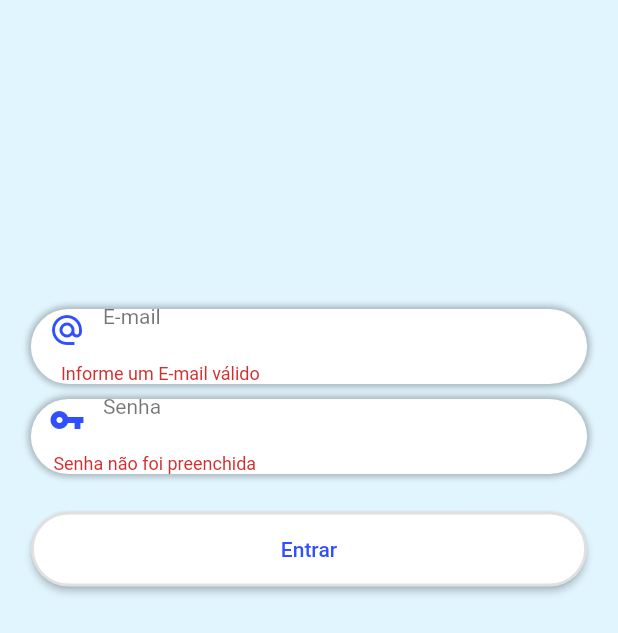
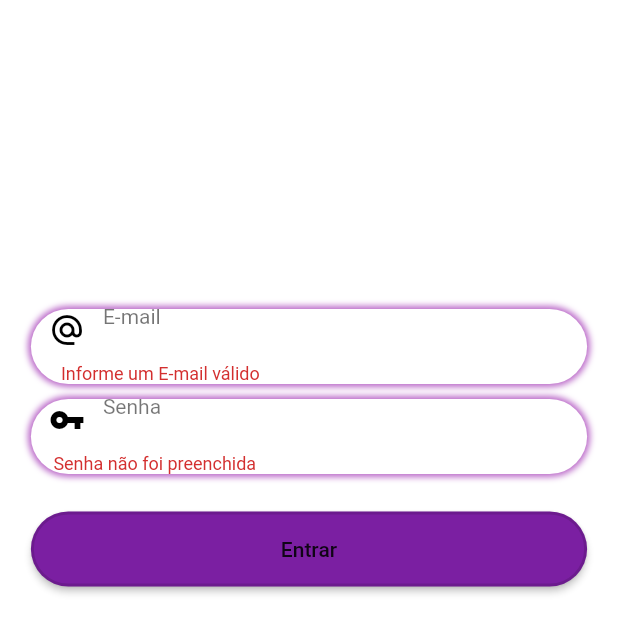
Before and after one commit to GeSalla27/basetraining, a Flutter app: the screen it shows after launch, after a tap on "Entrar", on a phone screen of 412 x 824 dp. Shown: the top 633 px of the screen. Run offline on Flutter 3.47's test engine with Material 2 defaults, Android fonts, the phone set to English and light mode, and no system bars; our stand-ins replace cloud_firestore, firebase_auth, firebase_core, firebase_crashlytics, firebase_messaging, flutter_slidable and 1 more; accounts and stored records are empty.

Commit message:
Update Colors App

```diff
--- a/lib/components/app_themes.dart
+++ b/lib/components/app_themes.dart
@@ -1,11 +1,11 @@
 import 'package:flutter/material.dart';
 
 class AppThemes {
-  Color primaryColor = Colors.cyan[100];
-  Color primaryVariantColor = Colors.white;
-  Color secondaryColor = Colors.indigoAccent[700];
-  Color secondaryVariantColor = Colors.indigo[800];
-  Color signInColor = Colors.lightBlue[50];
-  Color signUpColor = Colors.lightBlueAccent[100];
+  Color primaryColor = Colors.purple[700];
+  Color primaryVariantColor = Colors.deepPurpleAccent;
+  Color secondaryColor = Colors.black;
+  Color secondaryVariantColor = Colors.black;
+  Color signInColor = Colors.white;
+  Color signUpColor = Colors.white;
   Color notificationColor = Colors.amberAccent;
 }
--- a/lib/views/home/home_page.dart
+++ b/lib/views/home/home_page.dart
@@ -1,5 +1,6 @@
 import 'package:basetraining/auth/auth.dart';
 import 'package:basetraining/auth/auth_provider.dart';
+import 'package:basetraining/components/app_themes.dart';
 import 'package:basetraining/main.dart';
 import 'package:basetraining/models/user.dart';
 import 'package:basetraining/provider/users.dart';
@@ -72,6 +73,7 @@ class _HomePageState extends State<HomePage> {
                 color: Colors.black,
                 fontSize: 20.0,
                 fontWeight: FontWeight.w400)),
+        backgroundColor: AppThemes().primaryColor,
       ),
       drawer: AppDrawer(),
       body: Container(
--- a/lib/views/login/login_page.dart
+++ b/lib/views/login/login_page.dart
@@ -32,28 +32,31 @@ class _LoginPageState extends State<LoginPage> {
           body: SignIn(onSignedIn),
         ),
         Scaffold(
+          resizeToAvoidBottomInset: false,
           body: Container(
-            color: AppThemes().primaryColor,
+            decoration: BoxDecoration(
+                gradient: LinearGradient(
+                    begin: Alignment.centerLeft,
+                    end: Alignment.centerRight,
+                    colors: [Colors.purple[700], Colors.blue[700]])),
             child: Column(
               crossAxisAlignment: CrossAxisAlignment.stretch,
               children: <Widget>[
                 Container(
-                  height: displayHeight() / 2.5,
+                  height: displayHeight() / 1.5,
                   decoration: BoxDecoration(
-                      color: AppThemes().primaryVariantColor,
                       borderRadius: BorderRadius.only(
-                        bottomLeft: Radius.circular(60),
-                        bottomRight: Radius.circular(60),
-                      )),
+                        bottomLeft: Radius.circular(30),
+                        bottomRight: Radius.circular(30),
+                      ),
+                      gradient: LinearGradient(
+                          begin: Alignment.centerLeft,
+                          end: Alignment.centerRight,
+                          colors: [Colors.purple[700], Colors.blue[700]])),
                   child: Column(
                     mainAxisAlignment: MainAxisAlignment.center,
                     crossAxisAlignment: CrossAxisAlignment.center,
                     children: [
-                      Icon(
-                        Icons.fitness_center, //colocar aqui imagem
-                        color: AppThemes().secondaryColor,
-                        size: 100,
-                      ),
                       Padding(
                         padding: const EdgeInsets.all(16.0),
                         child: Row(
@@ -63,7 +66,7 @@ class _LoginPageState extends State<LoginPage> {
                             Text(
                               "Basetraining",
                               style: TextStyle(
-                                fontSize: 36,
+                                fontSize: 46,
                                 fontWeight: FontWeight.w300,
                                 color: AppThemes().secondaryVariantColor,
                               ),
--- a/lib/views/login/sign_in.dart
+++ b/lib/views/login/sign_in.dart
@@ -116,7 +116,7 @@ class _SignInState extends State<SignIn> {
                     borderRadius: BorderRadius.circular(50),
                     boxShadow: [
                       BoxShadow(
-                          color: Colors.black26,
+                          color: Colors.purple[300],
                           blurRadius: 3,
                           spreadRadius: 2),
                     ]),
@@ -152,7 +152,7 @@ class _SignInState extends State<SignIn> {
                     borderRadius: BorderRadius.circular(50),
                     boxShadow: [
                       BoxShadow(
-                          color: Colors.black26,
+                          color: Colors.purple[300],
                           blurRadius: 3,
                           spreadRadius: 2),
                     ]),
@@ -189,10 +189,9 @@ class _SignInState extends State<SignIn> {
                           showLoading();
                           validateAndSubmit();
                         },
-                        color: Colors.white,
+                        color: Colors.purple[700],
                         child: Text(
                           'Entrar',
-                          style: TextStyle(color: AppThemes().secondaryColor),
                         ),
                         shape: RoundedRectangleBorder(
                             borderRadius: BorderRadius.circular(50),
--- a/lib/views/login/sign_up.dart
+++ b/lib/views/login/sign_up.dart
@@ -118,7 +118,7 @@ class _SignUpState extends State<SignUp> {
                     borderRadius: BorderRadius.circular(50),
                     boxShadow: [
                       BoxShadow(
-                          color: Colors.black26,
+                          color: Colors.blue[500],
                           blurRadius: 3,
                           spreadRadius: 2),
                     ]),
@@ -153,9 +153,9 @@ class _SignUpState extends State<SignUp> {
                     borderRadius: BorderRadius.circular(50),
                     boxShadow: [
                       BoxShadow(
-                        color: Colors.black26,
-                        blurRadius: 3,
-                      ),
+                          color: Colors.blue[500],
+                          blurRadius: 3,
+                          spreadRadius: 2),
                     ]),
                 child: TextFormField(
                   validator: NameFieldValidator.validate,
@@ -191,9 +191,9 @@ class _SignUpState extends State<SignUp> {
                     borderRadius: BorderRadius.circular(50),
                     boxShadow: [
                       BoxShadow(
-                        color: Colors.black26,
-                        blurRadius: 3,
-                      ),
+                          color: Colors.blue[500],
+                          blurRadius: 3,
+                          spreadRadius: 2),
                     ]),
                 child: TextFormField(
                   validator: EmailFieldValidator.validate,
@@ -227,9 +227,9 @@ class _SignUpState extends State<SignUp> {
                     borderRadius: BorderRadius.circular(50),
                     boxShadow: [
                       BoxShadow(
-                        color: Colors.black26,
-                        blurRadius: 3,
-                      ),
+                          color: Colors.blue[500],
+                          blurRadius: 3,
+                          spreadRadius: 2),
                     ]),
                 child: TextFormField(
                   validator: PasswordFieldValidatorSiginUp.validate,
@@ -264,7 +264,7 @@ class _SignUpState extends State<SignUp> {
                           showLoading();
                           validateAndSubmit();
                         },
-                        color: Colors.white,
+                        color: Colors.blue[700],
                         child: Text(
                           'Cadastrar-se',
                           style: TextStyle(color: AppThemes().secondaryColor),
--- a/lib/views/physical_evaluation/physical_evaluation_detail.dart
+++ b/lib/views/physical_evaluation/physical_evaluation_detail.dart
@@ -78,6 +78,7 @@ class _PhysicalEvaluationDetailState extends State<PhysicalEvaluationDetail> {
                 color: Colors.black,
                 fontSize: 20.0,
                 fontWeight: FontWeight.w400)),
+        backgroundColor: AppThemes().primaryColor,
       ),
       body: _isLoading
           ? Center(
--- a/lib/views/physical_evaluation/physical_evaluation_form.dart
+++ b/lib/views/physical_evaluation/physical_evaluation_form.dart
@@ -96,6 +96,7 @@ class _PhysicalEvaluationFormState extends State<PhysicalEvaluationForm> {
                 color: Colors.black,
                 fontSize: 20.0,
                 fontWeight: FontWeight.w400)),
+        backgroundColor: AppThemes().primaryColor,
         actions: <Widget>[
           IconButton(
             icon: Icon(Icons.save),
--- a/lib/views/physical_evaluation/physical_evaluation_list.dart
+++ b/lib/views/physical_evaluation/physical_evaluation_list.dart
@@ -39,6 +39,7 @@ class _PhysicalEvaluationListState extends State<PhysicalEvaluationList> {
                 color: Colors.black,
                 fontSize: 20.0,
                 fontWeight: FontWeight.w400)),
+        backgroundColor: AppThemes().primaryColor,
         actions: <Widget>[
           Provider.of<Users>(context, listen: false).getUserAdm
               ? IconButton(
--- a/lib/views/training_request/training_request_detail.dart
+++ b/lib/views/training_request/training_request_detail.dart
@@ -137,6 +137,7 @@ class _TrainingRequestDetailState extends State<TrainingRequestDetail> {
                 color: Colors.black,
                 fontSize: 20.0,
                 fontWeight: FontWeight.w400)),
+        backgroundColor: AppThemes().primaryColor,
       ),
       body: _isLoading
           ? Center(
--- a/lib/views/training_request/training_request_form.dart
+++ b/lib/views/training_request/training_request_form.dart
@@ -47,6 +47,7 @@ class _TrainingRequestFormState extends State<TrainingRequestForm> {
                 color: Colors.black,
                 fontSize: 20.0,
                 fontWeight: FontWeight.w400)),
+        backgroundColor: AppThemes().primaryColor,
         actions: <Widget>[
           IconButton(
             icon: Icon(Icons.save),
--- a/lib/views/training_request/training_request_list.dart
+++ b/lib/views/training_request/training_request_list.dart
@@ -39,6 +39,7 @@ class _TrainingRequestListState extends State<TrainingRequestList> {
                 color: Colors.black,
                 fontSize: 20.0,
                 fontWeight: FontWeight.w400)),
+        backgroundColor: AppThemes().primaryColor,
         actions: <Widget>[
           IconButton(
             icon: Icon(Icons.assignment),
--- a/lib/views/training_schedule/training_schedule_detail.dart
+++ b/lib/views/training_schedule/training_schedule_detail.dart
@@ -217,6 +217,7 @@ class _TrainingScheduleDetailState extends State<TrainingScheduleDetail> {
       length: 2,
       child: Scaffold(
         appBar: AppBar(
+          backgroundColor: AppThemes().primaryColor,
           bottom: TabBar(
             onTap: (value) => FocusScope.of(context).unfocus(),
             tabs: [
--- a/lib/views/training_schedule/training_schedule_form.dart
+++ b/lib/views/training_schedule/training_schedule_form.dart
@@ -148,6 +148,7 @@ class _TrainingScheduleFormState extends State<TrainingScheduleForm> {
       length: 2,
       child: Scaffold(
         appBar: AppBar(
+          backgroundColor: AppThemes().primaryColor,
           bottom: TabBar(
             tabs: [
               Tab(
--- a/lib/views/training_schedule/training_schedule_list.dart
+++ b/lib/views/training_schedule/training_schedule_list.dart
@@ -68,6 +68,7 @@ class _TrainingScheduleListState extends State<TrainingScheduleList> {
       key: _scaffoldKey,
       drawer: AppDrawer(),
       appBar: AppBar(
+        backgroundColor: AppThemes().primaryColor,
         title: Text('Agenda de Treinos',
             style: TextStyle(
                 color: Colors.black,
--- a/lib/views/user/user_detail.dart
+++ b/lib/views/user/user_detail.dart
@@ -1,3 +1,4 @@
+import 'package:basetraining/components/app_themes.dart';
 import 'package:basetraining/models/user.dart';
 import 'package:flutter/material.dart';
 
@@ -32,6 +33,7 @@ class _UserDetailState extends State<UserDetail> {
   Widget build(BuildContext context) {
     return Scaffold(
       appBar: AppBar(
+        backgroundColor: AppThemes().primaryColor,
         title: Text('Detalhes Usuário',
             style: TextStyle(
                 color: Colors.black,
--- a/lib/views/user/user_form.dart
+++ b/lib/views/user/user_form.dart
@@ -39,6 +39,7 @@ class _UserFormState extends State<UserForm> {
   Widget build(BuildContext context) {
     return Scaffold(
       appBar: AppBar(
+        backgroundColor: AppThemes().primaryColor,
         title: Text('Formulário de Usuário',
             style: TextStyle(
                 color: Colors.black,
--- a/lib/views/user/user_list.dart
+++ b/lib/views/user/user_list.dart
@@ -17,6 +17,7 @@ class UserList extends StatelessWidget {
     return Scaffold(
       drawer: AppDrawer(),
       appBar: AppBar(
+        backgroundColor: AppThemes().primaryColor,
         title: Text('Usuários',
             style: TextStyle(
                 color: Colors.black,
```
Also changed, not shown: pubspec.lock.
